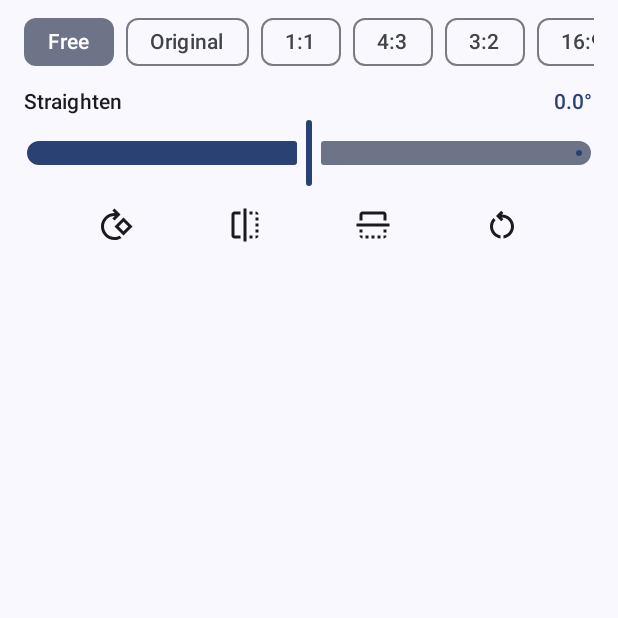
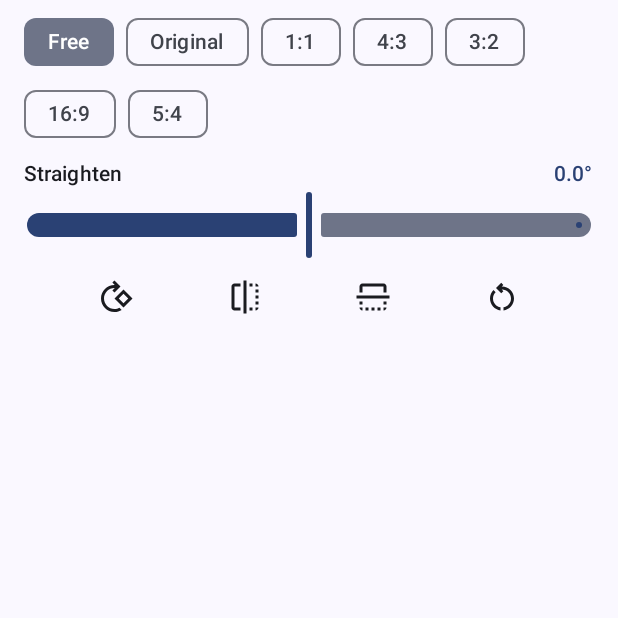
Before and after one commit to steve-linux/photograin, an Android app built with Jetpack Compose: the composable CropPanel shown on its own in the app's theme, on a phone screen of 412 x 824 dp, the top half of it. Run offline under Robolectric (Android 15) with nearby library versions, the phone set to English and light mode, and no system bars.

Commit message:
Crop: wrap the ratio chips so 16:9 and 5:4 are in sight
Co-Authored-By: Claude Opus 5.5 (1M context) <noreply@anthropic.com>
Claude-Session: https://claude.ai/code/session_01MTUwNtVpXtpk9VQUuotUTJ

```diff
--- a/app/src/main/java/io/github/steve_linux/photograin/ui/editor/ToolPanels.kt
+++ b/app/src/main/java/io/github/steve_linux/photograin/ui/editor/ToolPanels.kt
@@ -3,9 +3,10 @@ package io.github.steve_linux.photograin.ui.editor
 
 import androidx.annotation.StringRes
 import androidx.compose.foundation.gestures.detectTapGestures
-import androidx.compose.foundation.horizontalScroll
 import androidx.compose.foundation.layout.Arrangement
 import androidx.compose.foundation.layout.Column
+import androidx.compose.foundation.layout.ExperimentalLayoutApi
+import androidx.compose.foundation.layout.FlowRow
 import androidx.compose.foundation.layout.Row
 import androidx.compose.foundation.layout.fillMaxWidth
 import androidx.compose.foundation.layout.heightIn
@@ -97,6 +98,7 @@ internal fun ParamSlider(
     }
 }
 
+@OptIn(ExperimentalLayoutApi::class)
 @Composable
 fun CropPanel(
     geometry: Geometry,
@@ -109,10 +111,8 @@ fun CropPanel(
     onReset: () -> Unit,
 ) {
     Column(Modifier.fillMaxWidth().padding(horizontal = 16.dp, vertical = 4.dp)) {
-        Row(
-            Modifier.fillMaxWidth().horizontalScroll(rememberScrollState()),
-            horizontalArrangement = Arrangement.spacedBy(8.dp),
-        ) {
+        // Wrapped rather than scrolled, so every ratio is in sight.
+        FlowRow(Modifier.fillMaxWidth(), horizontalArrangement = Arrangement.spacedBy(8.dp)) {
             for (aspect in AspectRatio.entries) {
                 FilterChip(
                     selected = geometry.aspect == aspect,
```
